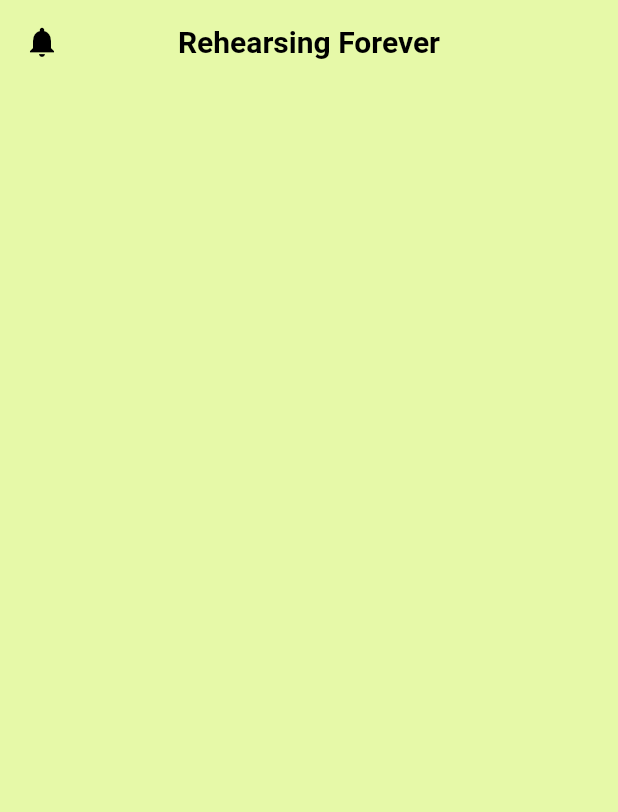
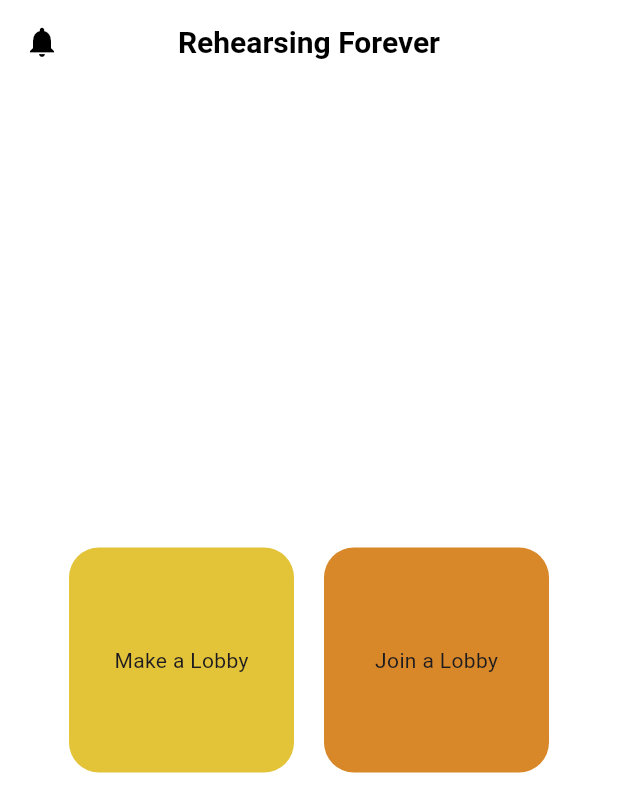
Before and after one commit to FernandoLpz0911/UICSparkhacks2026, a Flutter app: the screen it shows after launch, on a phone screen of 412 x 824 dp. Shown: the top 812 px of the screen. Run offline on Flutter 3.47's test engine with Material 3 defaults, Android fonts, the phone set to English and light mode, and no system bars.

Commit message:
Added containers

```diff
--- a/app/lib/screens/home.dart
+++ b/app/lib/screens/home.dart
@@ -8,7 +8,7 @@ class HomePage extends StatelessWidget {
   Widget build(BuildContext context) {
     //This sets the basic design layou
     return Scaffold(
-      backgroundColor: const Color.fromARGB(255, 230, 249, 168),
+      backgroundColor: const Color.fromARGB(255, 255, 255, 255),
       //This is used to set the title
       appBar: AppBar(
         // 'leading' places a widget on the far left
@@ -26,12 +26,40 @@ class HomePage extends StatelessWidget {
         color: const Color.fromARGB(255, 0, 0, 0),
         ),
         ),
-        backgroundColor: const Color.fromARGB(255, 230, 249, 168),
+        backgroundColor: const Color.fromARGB(255, 255, 255, 255),
         elevation: 0.0, //Sets the shadow of the appbar
         centerTitle:true,
 
       ),
+body: Center(
+        child: Row( // Changed from Column to Row
+          mainAxisAlignment: MainAxisAlignment.center, // Centers them horizontally
+          children: [
+            // First Container
+            Container(
+              width: 150,
+              height: 150,
+              decoration:BoxDecoration(
+              color:const Color.fromARGB(255, 227, 196, 57),
+              borderRadius: BorderRadius.circular(20)),
+              child: const Center(child: Text("Make a Lobby")),
+            ),
 
+            const SizedBox(width: 20), // Changed height to width for horizontal spacing
+
+            // Second Container
+            Container(
+              width: 150,
+              height: 150,
+
+              decoration:BoxDecoration(
+              color: const Color.fromARGB(255, 216, 136, 40),
+              borderRadius: BorderRadius.circular(20),),
+              child: const Center(child: Text("Join a Lobby")),
+            ),
+          ],
+        ),
+      ),
     );
 
   }
```
